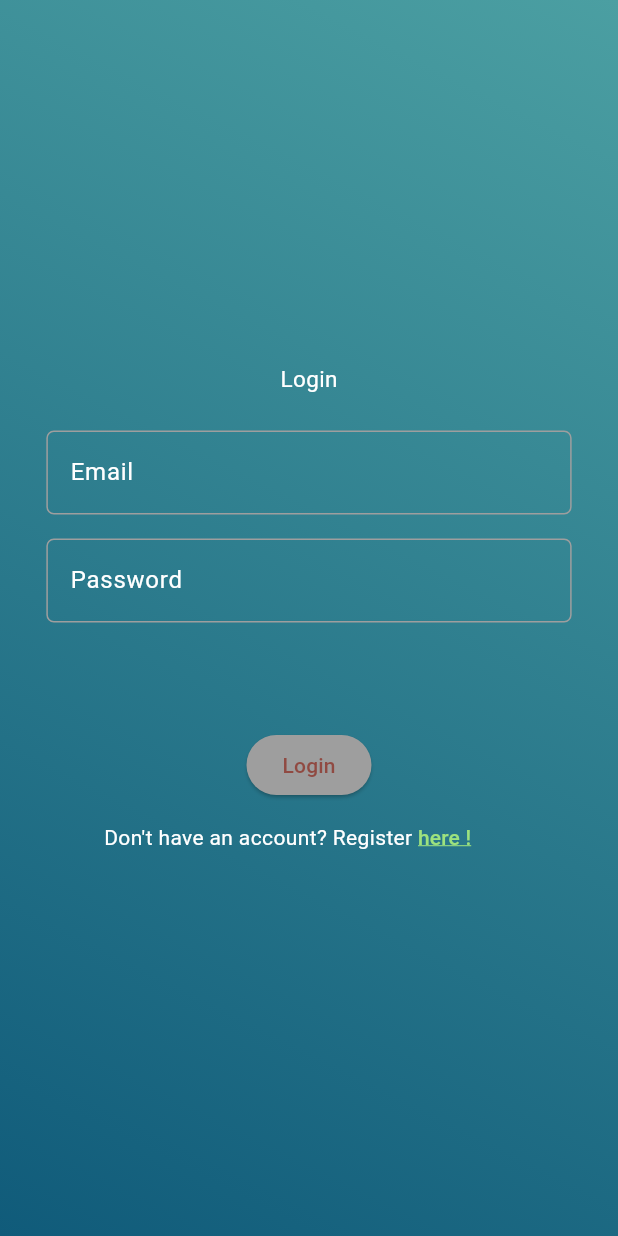
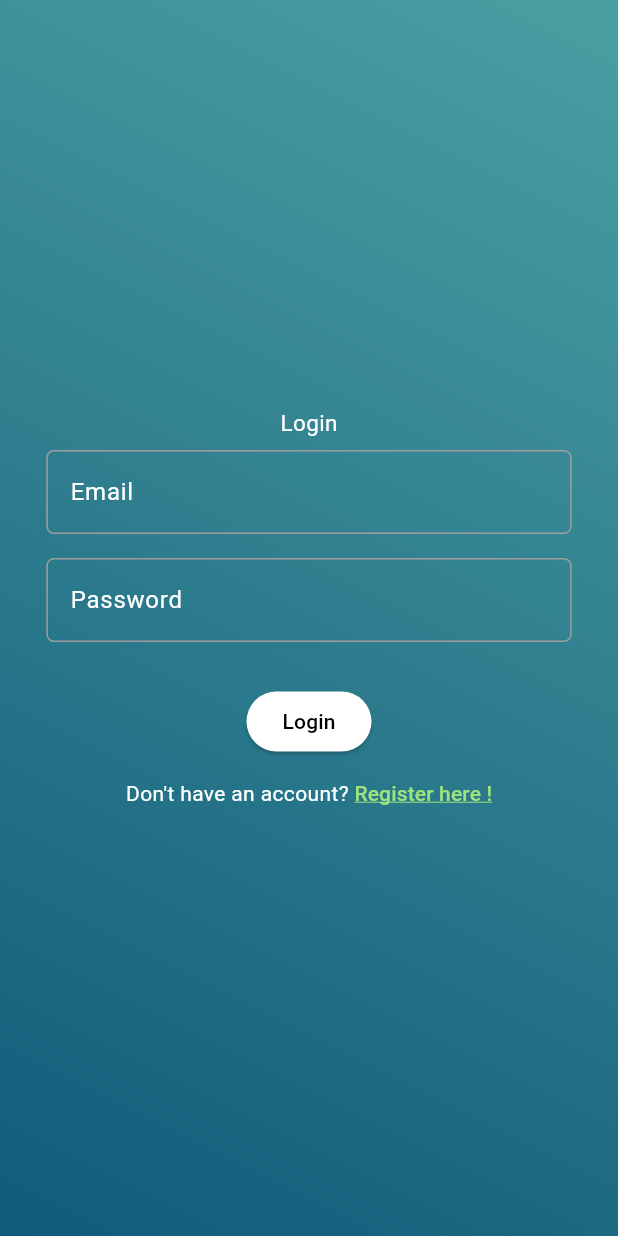
Before and after one commit to FischingSensei/mobile_app, a Flutter app: the screen it shows after launch, after a tap on "Login", on a phone screen of 412 x 824 dp. Run offline on Flutter 3.47's test engine with Material 3 defaults, Android fonts, the phone set to English and light mode, and no system bars; our stand-ins replace flutter_dotenv; accounts and stored records are empty.

Commit message:
[REMOVE] Spacing between Login/Register button and form

```diff
--- a/lib/login/screens/abstract_form_screen.dart
+++ b/lib/login/screens/abstract_form_screen.dart
@@ -1,9 +1,6 @@
-import 'dart:collection';
-
 import 'package:fishing_sensei/login/widgets/auth_form.dart';
 import 'package:fishing_sensei/login/widgets/login_form_widget.dart';
 import 'package:fishing_sensei/login/widgets/register_form_widget.dart';
-import 'package:flutter/cupertino.dart';
 import 'package:flutter/material.dart';
 
 import '../../home/screens/home_screen.dart';
@@ -66,7 +63,12 @@ abstract class AFormScreenState extends State<AFormScreen> {
   Widget handleRequest(BuildContext context, AAuthForm form) {
     return (!isRequesting) ? AuthButton(
         onPressed: () => requestApi(context, form),
-        child: Text(widget.formType)
+        child: Text(
+          widget.formType,
+          style: TextStyle(
+            color: Colors.black
+          ),
+        )
     ) : CircularProgressIndicator(
       color: AppTheme.green,
     );
--- a/lib/login/screens/auth_screen.dart
+++ b/lib/login/screens/auth_screen.dart
@@ -43,7 +43,7 @@ class _AuthScreenState extends State<AuthScreen> {
                 child: Text('Login')
               ),
             ),
-            SizedBox(height: 16,),
+            //SizedBox(height: 16,),
             ConstrainedBox(
               constraints: BoxConstraints(
               minWidth: 100,
@@ -52,9 +52,9 @@ class _AuthScreenState extends State<AuthScreen> {
               child: AuthButton(
                 onPressed: () {
                   Navigator.pushReplacement(
-                      context,
-                      MaterialPageRoute(
-                          builder: (context) => RegisterScreen(formType: 'Register',))
+                    context,
+                    MaterialPageRoute(
+                        builder: (context) => RegisterScreen(formType: 'Register',))
                   );
                 },
                 child: Text('Register')
--- a/lib/login/screens/login_screen.dart
+++ b/lib/login/screens/login_screen.dart
@@ -19,7 +19,6 @@ class LoginScreen extends AFormScreen {
 class _LoginScreenState extends AFormScreenState {
   late LoginForm loginForm;
 
-
   List<Widget> _displayButton(BuildContext context) {
     return [
       Column(
@@ -27,7 +26,7 @@ class _LoginScreenState extends AFormScreenState {
           ...super.baseFormScreenWidgetList(loginForm),
           Row(
             children: [
-              Text("Don't have an account? Register "),
+              Text("Don't have an account? "),
               TextButton(
                 style: TextButton.styleFrom(
                   padding: EdgeInsets.zero,
@@ -41,7 +40,7 @@ class _LoginScreenState extends AFormScreenState {
                   )
                 },
                 child: Text(
-                  "here !",
+                  "Register here !",
                   style: TextStyle(
                     color: AppTheme.green,
                     decoration: TextDecoration.underline,
@@ -65,9 +64,6 @@ class _LoginScreenState extends AFormScreenState {
           children: [
             //const BackgroundAnimation() [TODO] Sin wave animation
             loginForm = LoginForm(name: 'Login',),
-            const SizedBox(
-              height: 42,
-            ),
             Row(
               mainAxisAlignment: MainAxisAlignment.center,
               children: _displayButton(context)
--- a/lib/login/screens/register_screen.dart
+++ b/lib/login/screens/register_screen.dart
@@ -22,10 +22,12 @@ class _RegisterScreenState extends AFormScreenState {
   List<Widget> _displayButton(BuildContext context) {
     return [
       Column(
+        mainAxisAlignment: MainAxisAlignment.center,
         children: [
           // Append element
           ...super.baseFormScreenWidgetList(registerForm),
           Row(
+            mainAxisAlignment: MainAxisAlignment.center,
             children: [
               Text("You already have an account ? "),
               TextButton(
@@ -66,9 +68,6 @@ class _RegisterScreenState extends AFormScreenState {
             children: [
               //const BackgroundAnimation() [TODO] Sin wave animation
               registerForm = RegisterForm(name: 'Register',),
-              const SizedBox(
-                height: 42,
-              ),
               Row(
                 mainAxisAlignment: MainAxisAlignment.center,
                 children: _displayButton(context)
--- a/lib/login/widgets/auth_button_widget.dart
+++ b/lib/login/widgets/auth_button_widget.dart
@@ -58,6 +58,9 @@ class _AuthButtonState extends State<AuthButton>
       child: ScaleTransition(
         scale: _scaleAnimation,
         child: ElevatedButton(
+          style: ButtonStyle(
+            alignment: Alignment.center,
+          ),
           onPressed: widget.onPressed,
           child: widget.child
         )
--- a/lib/login/widgets/login_form_widget.dart
+++ b/lib/login/widgets/login_form_widget.dart
@@ -64,7 +64,7 @@ class _LoginFormState extends State<LoginForm> {
                 ),
               ),
             ),
-            const SizedBox(height: 16,),
+            //const SizedBox(height: 16,),
             FractionallySizedBox(
               alignment: Alignment.centerLeft,
               widthFactor: 0.85,
--- a/lib/theme.dart
+++ b/lib/theme.dart
@@ -16,7 +16,7 @@ const TextTheme appTextTheme = TextTheme(
 
 const ElevatedButtonThemeData loginButtonTheme = ElevatedButtonThemeData(
   style: ButtonStyle(
-    backgroundColor: WidgetStatePropertyAll(Colors.grey),
+    backgroundColor: WidgetStatePropertyAll(Colors.white)
   )
 );
 
```
Lines whose indentation alone changed are shown as unchanged.
